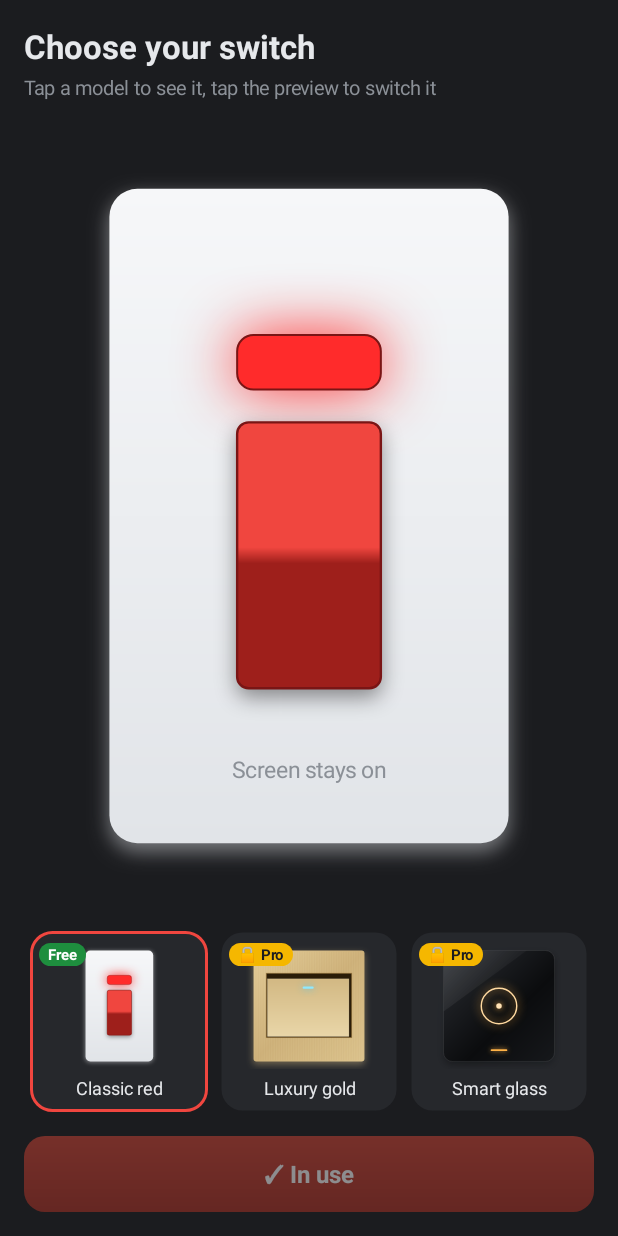
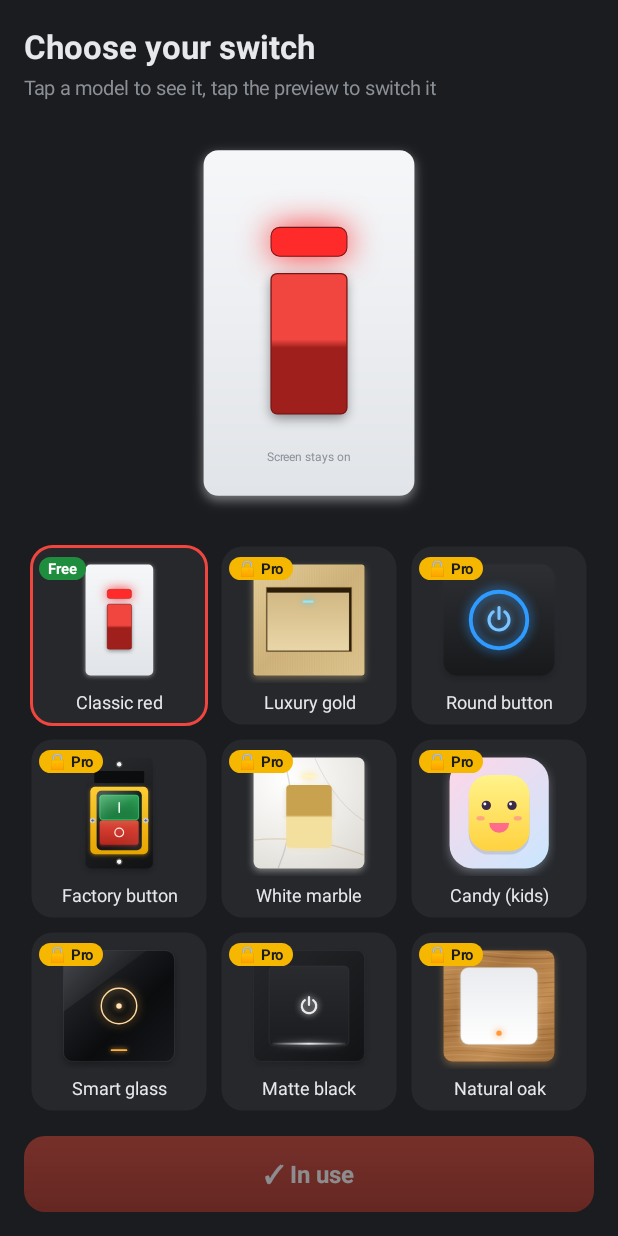
Before and after one commit to ialn3em-cloud/keepAwake, an Android app: the StylesActivity screen opened directly, with no data from a screen before it, on a phone screen of 412 x 824 dp. Run offline under Robolectric (Android 15) with nearby library versions, the phone set to English and light mode, and no system bars; libraries missing offline, so code that uses them is left out: com.android.billingclient; 4 statements that could not run were skipped.

Commit message:
Switch models phase 2: round, factory, marble, kids, matte black, oak
Six more Pro models drawn by SwitchArt, so the app, gallery and widget
show them alike. On the factory model the green button turns the screen
on and the red one turns it off.

Co-Authored-By: Claude Opus 5.5 <noreply@anthropic.com>
Claude-Session: https://claude.ai/code/session_01Y94UB2pRpAoqT83PnsgaVy

```diff
--- a/app/src/main/java/com/awake/app/SwitchArt.kt
+++ b/app/src/main/java/com/awake/app/SwitchArt.kt
@@ -47,7 +47,16 @@ object SwitchArt {
         SwitchStyle.CLASSIC -> classic(c, r, t)
         SwitchStyle.GOLD -> gold(c, r, t)
         SwitchStyle.GLASS -> glass(c, r, t)
+        SwitchStyle.ROUND -> round(c, r, t)
+        SwitchStyle.FACTORY -> factory(c, r, t)
+        SwitchStyle.MARBLE -> marble(c, r, t)
+        SwitchStyle.KIDS -> kids(c, r, t)
+        SwitchStyle.BLACK -> black(c, r, t)
+        SwitchStyle.OAK -> oak(c, r, t)
     }
+
+    /** On the factory model, a tap above this line is the green (on) button, below it the red (off) one. */
+    fun factorySplit(r: RectF) = r.top + r.width() * 156f / 170f
 
     /** The model alone on a transparent background, for the widget and the gallery. */
     fun bitmap(style: SwitchStyle, on: Boolean, height: Int): Bitmap {
@@ -224,4 +233,299 @@ object SwitchArt {
 
         return RectF(f)
     }
+
+    // dark plate with a round push button and a ring that lights up blue
+    private fun round(c: Canvas, f: RectF, t: Float): RectF {
+        val s = f.width()
+        reset().shader = LinearGradient(f.left, f.top, f.left, f.bottom,
+            Color.parseColor("#2D2F33"), Color.parseColor("#18191B"), Shader.TileMode.CLAMP)
+        p.setShadowLayer(s * 0.05f, 0f, s * 0.03f, Color.argb(150, 0, 0, 0))
+        c.drawRoundRect(f, s * 0.12f, s * 0.12f, p)
+
+        val cx = f.centerX()
+        val cy = f.centerY()
+        val kr = s * 0.26f * (1f - 0.02f * t) // pressed in a touch while on
+        reset().shader = android.graphics.RadialGradient(cx, cy - kr * 0.3f, kr * 1.2f,
+            Color.parseColor("#3B3E43"), Color.parseColor("#222428"), Shader.TileMode.CLAMP)
+        c.drawCircle(cx, cy, kr, p)
+
+        reset().style = Paint.Style.STROKE
+        p.strokeWidth = s * 0.035f
+        p.color = mix(t, "#45484D", "#2F9BFF")
+        if (t > 0f) p.setShadowLayer(s * 0.08f * t, 0f, 0f, Color.argb((255 * t).toInt(), 47, 155, 255))
+        c.drawCircle(cx, cy, kr, p)
+
+        powerIcon(c, cx, cy, s * 0.09f, s * 0.028f, mix(t, "#777777", "#7CC4FF"),
+            if (t > 0f) Color.argb((200 * t).toInt(), 47, 155, 255) else 0, s * 0.04f * t)
+        return RectF(f)
+    }
+
+    private fun powerIcon(c: Canvas, cx: Float, cy: Float, r: Float, w: Float, color: Int, glow: Int, glowR: Float) {
+        reset().style = Paint.Style.STROKE
+        p.strokeWidth = w
+        p.strokeCap = Paint.Cap.ROUND
+        p.color = color
+        if (glow != 0) p.setShadowLayer(glowR, 0f, 0f, glow)
+        c.drawArc(RectF(cx - r, cy - r, cx + r, cy + r), -55f, 290f, false, p)
+        c.drawLine(cx, cy - r * 1.25f, cx, cy - r * 0.15f, p)
+    }
+
+    // industrial start/stop station: yellow housing, green I on top, red O below
+    private fun factory(c: Canvas, f: RectF, t: Float): RectF {
+        val k = f.width() / 170f
+        fun r(l: Float, tp: Float, rt: Float, b: Float) = RectF(f.left + l * k, f.top + tp * k, f.left + rt * k, f.top + b * k)
+        val w = 170f
+
+        reset().shader = LinearGradient(f.left, f.top, f.right, f.bottom,
+            Color.parseColor("#2A2B2E"), Color.parseColor("#111214"), Shader.TileMode.CLAMP)
+        p.setShadowLayer(14 * k, 0f, 8 * k, Color.argb(150, 0, 0, 0))
+        c.drawRoundRect(f, 14 * k, 14 * k, p)
+
+        for (hy in floatArrayOf(17f, 263f)) {
+            reset().color = Color.parseColor("#F5F5F5")
+            c.drawCircle(f.left + 85 * k, f.top + hy * k, 6 * k, p)
+            reset().style = Paint.Style.STROKE
+            p.strokeWidth = 2.5f * k
+            p.color = Color.parseColor("#555555")
+            c.drawCircle(f.left + 85 * k, f.top + hy * k, 7.5f * k, p)
+        }
+        reset().color = Color.parseColor("#0C0D0E")
+        c.drawRoundRect(r(22f, 34f, w - 22f, 64f), 3 * k, 3 * k, p)
+
+        reset().shader = LinearGradient(0f, f.top + 74 * k, 0f, f.top + 244 * k,
+            Color.parseColor("#FFCC33"), Color.parseColor("#E6A400"), Shader.TileMode.CLAMP)
+        p.setShadowLayer(6 * k, 0f, 4 * k, Color.argb(110, 0, 0, 0))
+        c.drawRoundRect(r(12f, 74f, w - 12f, 244f), 12 * k, 12 * k, p)
+
+        reset().color = Color.parseColor("#151617")
+        c.drawRoundRect(r(28f, 84f, w - 28f, 234f), 12 * k, 12 * k, p)
+
+        // a pressed button sits a little lower and darker
+        fun button(rect: RectF, top: String, bottom: String, pressed: Float) {
+            rect.offset(0f, 3 * k * pressed)
+            val dim = 1f - 0.2f * pressed
+            fun shade(hex: String): Int {
+                val col = Color.parseColor(hex)
+                return Color.rgb((Color.red(col) * dim).toInt(), (Color.green(col) * dim).toInt(), (Color.blue(col) * dim).toInt())
+            }
+            reset().shader = LinearGradient(0f, rect.top, 0f, rect.bottom, shade(top), shade(bottom), Shader.TileMode.CLAMP)
+            if (pressed < 0.5f) p.setShadowLayer(3 * k, 0f, 4 * k * (1 - pressed), Color.argb(110, 0, 0, 0))
+            c.drawRoundRect(rect, 7 * k, 7 * k, p)
+        }
+        val green = r(36f, 92f, w - 36f, 154f)
+        val redB = r(36f, 158f, w - 36f, 220f)
+        button(green, "#3AC06A", "#1F8F48", t)
+        button(redB, "#E5483B", "#B4271D", 1f - t)
+        if (t > 0f) {
+            reset().style = Paint.Style.STROKE
+            p.strokeWidth = 2 * k
+            p.color = Color.argb((180 * t).toInt(), 61, 255, 134)
+            p.setShadowLayer(14 * k * t, 0f, 0f, Color.argb((255 * t).toInt(), 61, 255, 134))
+            c.drawRoundRect(green, 7 * k, 7 * k, p)
+        }
+        reset().strokeWidth = 4 * k
+        p.strokeCap = Paint.Cap.ROUND
+        p.color = Color.parseColor("#E9FFF0")
+        c.drawLine(green.centerX(), green.centerY() - 12 * k, green.centerX(), green.centerY() + 12 * k, p)
+        reset().style = Paint.Style.STROKE
+        p.strokeWidth = 3 * k
+        p.color = Color.parseColor("#FFE9E6")
+        c.drawCircle(redB.centerX(), redB.centerY(), 11 * k, p)
+
+        // screws and the soft glare of the rubber cover
+        for (sx in floatArrayOf(18f, w - 18f)) {
+            reset().color = Color.parseColor("#C9CDD2")
+            c.drawCircle(f.left + sx * k, f.top + 159 * k, 7 * k, p)
+            reset().strokeWidth = 1.6f * k
+            p.color = Color.parseColor("#4A4F54")
+            c.drawLine(f.left + (sx - 4) * k, f.top + 159 * k, f.left + (sx + 4) * k, f.top + 159 * k, p)
+            c.drawLine(f.left + sx * k, f.top + 155 * k, f.left + sx * k, f.top + 163 * k, p)
+        }
+        val cover = r(28f, 84f, w - 28f, 234f)
+        reset().shader = LinearGradient(cover.left, cover.top, cover.right, cover.bottom,
+            intArrayOf(Color.argb(70, 255, 255, 255), Color.TRANSPARENT, Color.TRANSPARENT, Color.argb(20, 255, 255, 255)),
+            floatArrayOf(0f, 0.4f, 0.7f, 1f), Shader.TileMode.CLAMP)
+        c.drawRoundRect(cover, 12 * k, 12 * k, p)
+
+        return r(12f, 74f, w - 12f, 244f)
+    }
+
+    // white Carrara marble with grey and gold veins, a gold rocker and a light line
+    private fun marble(c: Canvas, f: RectF, t: Float): RectF {
+        val s = f.width()
+        val rr = s * 0.06f
+        reset().shader = android.graphics.RadialGradient(f.left + s * 0.3f, f.top + s * 0.2f, s,
+            intArrayOf(Color.WHITE, Color.parseColor("#ECEAE6"), Color.parseColor("#DCD9D3")),
+            floatArrayOf(0f, 0.6f, 1f), Shader.TileMode.CLAMP)
+        p.setShadowLayer(s * 0.05f, 0f, s * 0.03f, Color.argb(120, 0, 0, 0))
+        c.drawRoundRect(f, rr, rr, p)
+
+        path.reset()
+        path.addRoundRect(f, rr, rr, Path.Direction.CW)
+        c.save()
+        c.clipPath(path)
+        fun vein(x1: Float, y1: Float, x2: Float, y2: Float, x3: Float, y3: Float, color: Int, w: Float) {
+            reset().style = Paint.Style.STROKE
+            p.strokeWidth = s * w
+            p.color = color
+            val v = Path().apply {
+                moveTo(f.left + s * x1, f.top + s * y1)
+                quadTo(f.left + s * x2, f.top + s * y2, f.left + s * x3, f.top + s * y3)
+            }
+            c.drawPath(v, p)
+        }
+        vein(0.25f, -0.05f, 0.45f, 0.5f, 0.2f, 1.05f, Color.argb(70, 120, 120, 130), 0.012f)
+        vein(0.55f, 0f, 0.75f, 0.45f, 1.05f, 0.6f, Color.argb(55, 120, 120, 130), 0.008f)
+        vein(-0.05f, 0.75f, 0.5f, 0.68f, 1.05f, 0.9f, Color.argb(90, 190, 160, 100), 0.01f)
+        c.restore()
+
+        val rw = s * 0.41f
+        val rh = s * 0.565f
+        val rk = RectF(f.centerX() - rw / 2, f.centerY() - rh / 2 + s * 0.03f, f.centerX() + rw / 2, f.centerY() + rh / 2 + s * 0.03f)
+        val light = Color.parseColor("#F3DF9E")
+        val dark = Color.parseColor("#C8A24F")
+        val topC = ev.evaluate(t, light, dark) as Int
+        val botC = ev.evaluate(t, dark, light) as Int
+        reset().shader = LinearGradient(0f, rk.top, 0f, rk.bottom,
+            intArrayOf(topC, topC, botC, botC), floatArrayOf(0f, 0.48f, 0.52f, 1f), Shader.TileMode.CLAMP)
+        p.setShadowLayer(s * 0.035f, 0f, s * 0.02f, Color.argb(90, 0, 0, 0))
+        c.drawRoundRect(rk, s * 0.035f, s * 0.035f, p)
+
+        val gw = s * 0.13f
+        val gh = s * 0.024f
+        val gy = rk.top - s * 0.09f
+        reset().color = mix(t, "#BFB7A2", "#FFF4C2")
+        if (t > 0f) p.setShadowLayer(s * 0.05f * t, 0f, 0f, Color.argb((255 * t).toInt(), 255, 216, 90))
+        c.drawRoundRect(RectF(f.centerX() - gw / 2, gy, f.centerX() + gw / 2, gy + gh), gh / 2, gh / 2, p)
+        return RectF(f)
+    }
+
+    // a candy-coloured switch with a face: asleep when off, wakes up and smiles when on
+    private fun kids(c: Canvas, f: RectF, t: Float): RectF {
+        val k = f.width() / 170f
+        reset().shader = LinearGradient(f.left, f.top, f.right, f.bottom,
+            Color.parseColor("#FFD6E7"), Color.parseColor("#C9E7FF"), Shader.TileMode.CLAMP)
+        p.setShadowLayer(12 * k, 0f, 6 * k, Color.argb(90, 0, 0, 0))
+        c.drawRoundRect(f, 40 * k, 40 * k, p)
+
+        val cx = f.centerX()
+        val cy = f.centerY()
+        val rk = RectF(cx - 52 * k, cy - 65 * k, cx + 52 * k, cy + 65 * k)
+        reset().color = Color.argb(30, 0, 0, 0)
+        c.drawRoundRect(RectF(rk).apply { offset(0f, 6 * k) }, 34 * k, 34 * k, p)
+        reset().shader = LinearGradient(0f, rk.top, 0f, rk.bottom,
+            mix(t, "#CDD3FF", "#FFF38A"), mix(t, "#A9B2FF", "#FFD23F"), Shader.TileMode.CLAMP)
+        c.drawRoundRect(rk, 34 * k, 34 * k, p)
+
+        val eyeY = rk.top + 52 * k
+        val eyeH = (4 + 12 * t) * k
+        for (ex in floatArrayOf(-22f, 22f)) {
+            val ecx = cx + ex * k
+            reset().color = Color.parseColor("#3B2B4A")
+            c.drawRoundRect(RectF(ecx - 8 * k, eyeY - eyeH / 2, ecx + 8 * k, eyeY + eyeH / 2), 8 * k, 8 * k, p)
+            if (t > 0.6f) {
+                reset().color = Color.WHITE
+                c.drawCircle(ecx - 2.5f * k, eyeY - 2.5f * k, 2.5f * k, p)
+            }
+            if (t > 0f) {
+                reset().color = Color.argb((140 * t).toInt(), 255, 120, 150)
+                c.drawOval(RectF(ecx + ex * 0.45f * k - 7 * k, eyeY + 18 * k, ecx + ex * 0.45f * k + 7 * k, eyeY + 26 * k), p)
+            }
+        }
+        val my = rk.top + 82 * k
+        if (t > 0.5f) {
+            reset().color = Color.parseColor("#FF6B8B")
+            c.drawArc(RectF(cx - 17 * k, my - 17 * k, cx + 17 * k, my + 17 * k), 0f, 180f, true, p)
+        } else {
+            reset().color = Color.parseColor("#7A6FB0")
+            c.drawRoundRect(RectF(cx - 9 * k, my, cx + 9 * k, my + 5 * k), 2.5f * k, 2.5f * k, p)
+        }
+        if (t < 1f) {
+            reset().color = Color.argb((255 * (1 - t)).toInt(), 122, 111, 176)
+            p.textSize = 16 * k
+            p.isFakeBoldText = true
+            c.drawText("z z", f.right - 46 * k, f.top + 30 * k, p)
+        }
+        return RectF(f)
+    }
+
+    // matte black with a soft white line under the rocker when on
+    private fun black(c: Canvas, f: RectF, t: Float): RectF {
+        val s = f.width()
+        reset().shader = LinearGradient(f.left, f.top, f.right, f.bottom,
+            Color.parseColor("#26272A"), Color.parseColor("#121315"), Shader.TileMode.CLAMP)
+        p.setShadowLayer(s * 0.05f, 0f, s * 0.03f, Color.argb(150, 0, 0, 0))
+        c.drawRoundRect(f, s * 0.07f, s * 0.07f, p)
+        reset().style = Paint.Style.STROKE
+        p.strokeWidth = s * 0.006f
+        p.color = Color.parseColor("#2E3034")
+        c.drawRoundRect(f, s * 0.07f, s * 0.07f, p)
+
+        val ins = s * 0.14f
+        val rk = RectF(f.left + ins, f.top + ins, f.right - ins, f.bottom - ins)
+        reset().shader = LinearGradient(0f, rk.top, 0f, rk.bottom,
+            mix(t, "#1D1E21", "#2A2B2F"), mix(t, "#2A2B2F", "#1B1C1F"), Shader.TileMode.CLAMP)
+        c.drawRoundRect(rk, s * 0.045f, s * 0.045f, p)
+        reset().style = Paint.Style.STROKE
+        p.strokeWidth = s * 0.005f
+        p.color = Color.parseColor("#333539")
+        c.drawRoundRect(rk, s * 0.045f, s * 0.045f, p)
+
+        powerIcon(c, rk.centerX(), rk.centerY(), s * 0.065f, s * 0.02f, mix(t, "#4A4C50", "#E9E9EA"),
+            if (t > 0f) Color.argb((220 * t).toInt(), 255, 255, 255) else 0, s * 0.04f * t)
+
+        val ly = rk.bottom - s * 0.02f
+        reset().shader = LinearGradient(rk.left, 0f, rk.right, 0f,
+            intArrayOf(Color.TRANSPARENT, mix(t, "#2F3135", "#E8E8EA"), Color.TRANSPARENT), null, Shader.TileMode.CLAMP)
+        if (t > 0f) p.setShadowLayer(s * 0.04f * t, 0f, 0f, Color.argb((230 * t).toInt(), 255, 255, 255))
+        c.drawRect(RectF(rk.left + s * 0.03f, ly - s * 0.009f, rk.right - s * 0.03f, ly + s * 0.009f), p)
+        return RectF(f)
+    }
+
+    // oak frame with real-looking grain, a soft white rocker and a warm orange dot
+    private fun oak(c: Canvas, f: RectF, t: Float): RectF {
+        val s = f.width()
+        val rr = s * 0.08f
+        reset().shader = LinearGradient(f.left, f.top, f.right, f.bottom,
+            intArrayOf(Color.parseColor("#C8955C"), Color.parseColor("#A8743F"), Color.parseColor("#C48F55"), Color.parseColor("#9C6A37")),
+            null, Shader.TileMode.CLAMP)
+        p.setShadowLayer(s * 0.05f, 0f, s * 0.03f, Color.argb(120, 0, 0, 0))
+        c.drawRoundRect(f, rr, rr, p)
+
+        path.reset()
+        path.addRoundRect(f, rr, rr, Path.Direction.CW)
+        c.save()
+        c.clipPath(path)
+        // gently wavy grain lines, darker and lighter
+        val rnd = java.util.Random(7)
+        var gy = f.top - s * 0.1f
+        while (gy < f.bottom + s * 0.1f) {
+            reset().style = Paint.Style.STROKE
+            p.strokeWidth = s * (0.004f + rnd.nextFloat() * 0.008f)
+            p.color = if (rnd.nextBoolean()) Color.argb(40 + rnd.nextInt(30), 80, 45, 15) else Color.argb(25, 255, 240, 210)
+            val g = Path().apply {
+                moveTo(f.left, gy)
+                cubicTo(f.left + s * 0.3f, gy - s * 0.04f, f.left + s * 0.6f, gy + s * 0.06f, f.right, gy + s * 0.02f)
+            }
+            c.drawPath(g, p)
+            gy += s * (0.025f + rnd.nextFloat() * 0.03f)
+        }
+        c.restore()
+
+        val ins = s * 0.155f
+        val rk = RectF(f.left + ins, f.top + ins, f.right - ins, f.bottom - ins)
+        reset().shader = LinearGradient(0f, rk.top, 0f, rk.bottom,
+            mix(t, "#FFFFFF", "#E9EBEE"), mix(t, "#EEF0F2", "#FFFFFF"), Shader.TileMode.CLAMP)
+        p.setShadowLayer(s * 0.025f, 0f, s * 0.012f, Color.argb(70, 0, 0, 0))
+        c.drawRoundRect(rk, s * 0.07f, s * 0.07f, p)
+        reset().style = Paint.Style.STROKE
+        p.strokeWidth = s * 0.005f
+        p.color = Color.parseColor("#D8DBDE")
+        c.drawRoundRect(rk, s * 0.07f, s * 0.07f, p)
+
+        reset().color = mix(t, "#D4D7DA", "#FF9A3C")
+        if (t > 0f) p.setShadowLayer(s * 0.05f * t, 0f, 0f, Color.argb((255 * t).toInt(), 255, 138, 31))
+        c.drawCircle(rk.centerX(), rk.bottom - s * 0.1f, s * 0.024f, p)
+        return RectF(f)
+    }
 }
--- a/app/src/main/java/com/awake/app/SwitchStyle.kt
+++ b/app/src/main/java/com/awake/app/SwitchStyle.kt
@@ -6,7 +6,13 @@ import android.content.Context
 enum class SwitchStyle(val id: String, val pro: Boolean, val nameRes: Int, val aspect: Float) {
     CLASSIC("classic", false, R.string.style_classic, 0.61f),
     GOLD("gold", true, R.string.style_gold, 1f),
-    GLASS("glass", true, R.string.style_glass, 1f);
+    ROUND("round", true, R.string.style_round, 1f),
+    FACTORY("factory", true, R.string.style_factory, 170f / 280f),
+    MARBLE("marble", true, R.string.style_marble, 1f),
+    KIDS("kids", true, R.string.style_kids, 170f / 190f),
+    GLASS("glass", true, R.string.style_glass, 1f),
+    BLACK("black", true, R.string.style_black, 1f),
+    OAK("oak", true, R.string.style_oak, 1f);
 
     companion object {
         private const val KEY = "switch_style"
--- a/app/src/main/java/com/awake/app/SwitchView.kt
+++ b/app/src/main/java/com/awake/app/SwitchView.kt
@@ -28,6 +28,7 @@ class SwitchView(context: Context) : View(context) {
         private set
     private var anim: ValueAnimator? = null
     private val hit = RectF()
+    private val lastPlate = RectF()
     private val p = Paint(Paint.ANTI_ALIAS_FLAG)
     private val bg = Color.parseColor("#1B1C1F")
 
@@ -96,6 +97,7 @@ class SwitchView(context: Context) : View(context) {
             RectF(w * 0.12f, h * 0.08f, w * 0.88f, h * 0.82f)
         }
         val plate = SwitchArt.fit(style, area)
+        lastPlate.set(plate)
         hit.set(SwitchArt.draw(c, style, plate, t))
 
         p.reset()
@@ -117,7 +119,15 @@ class SwitchView(context: Context) : View(context) {
         when (e.action) {
             MotionEvent.ACTION_DOWN -> return true
             MotionEvent.ACTION_UP -> {
-                if (hit.contains(e.x, e.y)) performClick()
+                if (hit.contains(e.x, e.y)) {
+                    if (style == SwitchStyle.FACTORY) {
+                        // green turns it on, red turns it off; pressing the one already down does nothing
+                        val wantOn = e.y < SwitchArt.factorySplit(lastPlate)
+                        if (wantOn != isOn) performClick()
+                    } else {
+                        performClick()
+                    }
+                }
                 return true
             }
         }
--- a/app/src/main/res/values/strings.xml
+++ b/app/src/main/res/values/strings.xml
@@ -57,4 +57,10 @@
     <string name="notif_extend">+10 min</string>
     <string name="notif_always">Always on · no timer</string>
     <string name="notif_until">Turns off in</string>
+    <string name="style_round">Round button</string>
+    <string name="style_factory">Factory button</string>
+    <string name="style_marble">White marble</string>
+    <string name="style_kids">Candy (kids)</string>
+    <string name="style_black">Matte black</string>
+    <string name="style_oak">Natural oak</string>
 </resources>
```
Also changed, not shown: 1 other file.
